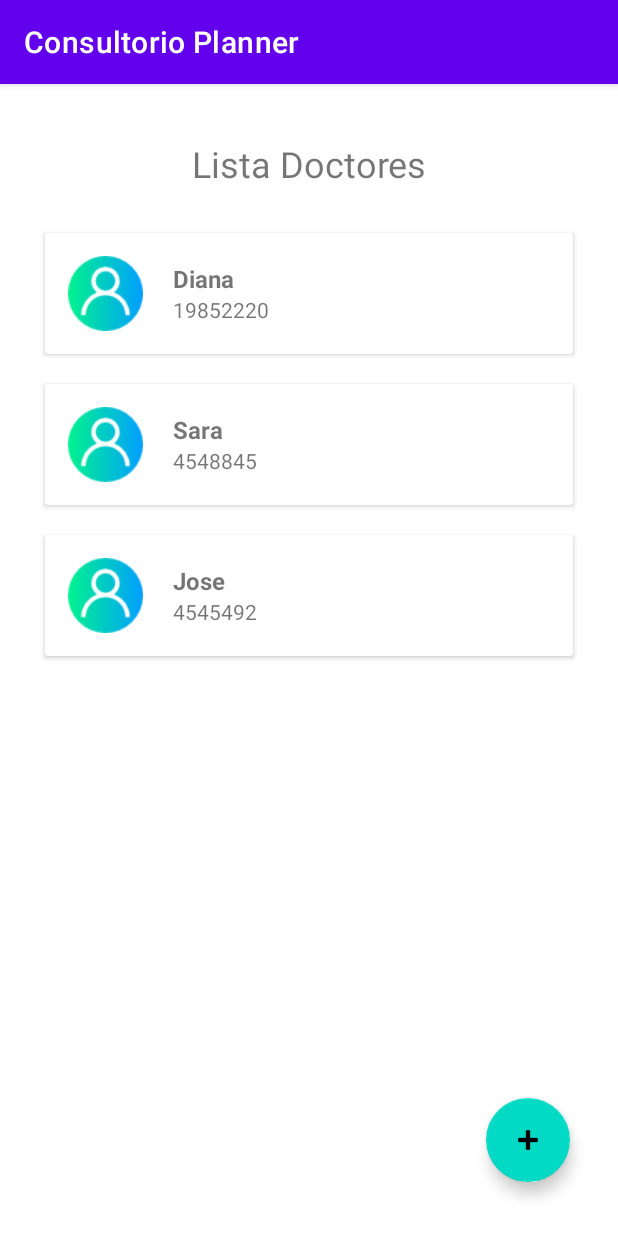
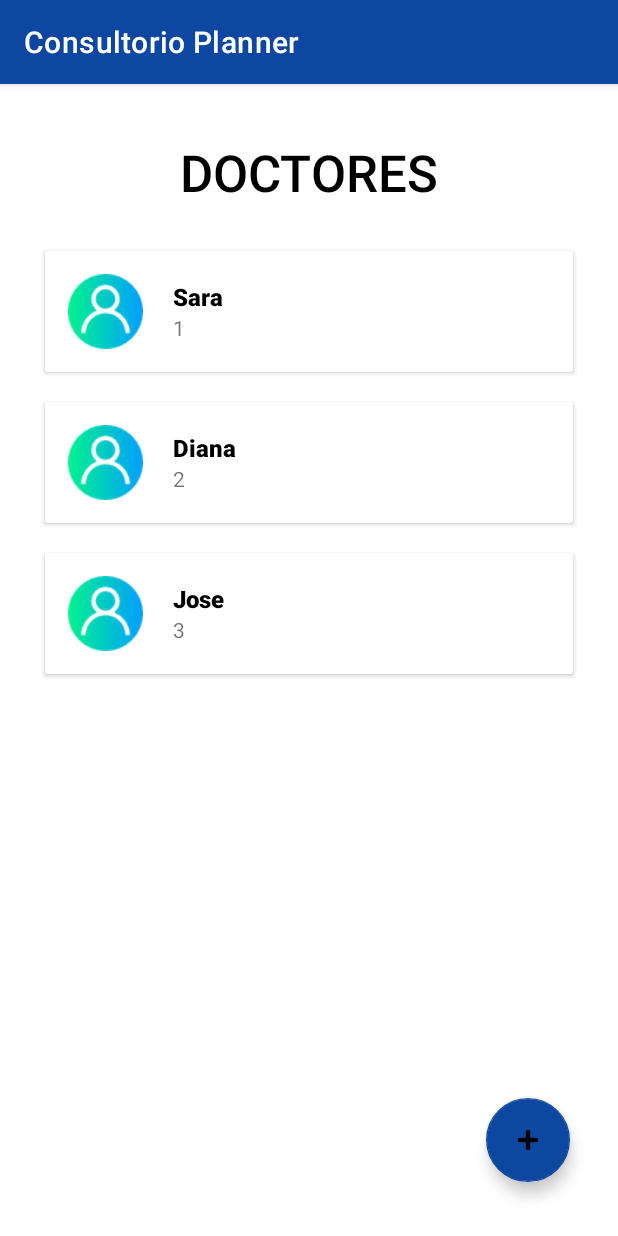
Before and after one commit to dianaplascencia0412/ConsultorioPlanner, an Android app: the screen it shows after launch (MainActivity), on a phone screen of 412 x 824 dp. Run offline under Robolectric (Android 15) with nearby library versions, the light colour scheme and no system bars.

Commit message:
Estoy haciendo comit

```diff
--- a/app/src/main/java/mx/edu/tecmm/consultorioplanner/AdaptadorPersona.kt
+++ b/app/src/main/java/mx/edu/tecmm/consultorioplanner/AdaptadorPersona.kt
@@ -1,14 +1,16 @@
 package mx.edu.tecmm.consultorioplanner
 
 import android.content.Context
+import android.graphics.Color
 import android.view.LayoutInflater
 import android.view.View
 import android.view.ViewGroup
 import android.widget.TextView
 import androidx.recyclerview.widget.RecyclerView
 
-class AdaptadorPersona(context: Context, private  var datos: List<Persona>):
-    RecyclerView.Adapter<AdaptadorPersona.ViewHolderPersona> () {
+class AdaptadorPersona(private val datos:ArrayList<Persona>)
+: RecyclerView.Adapter<AdaptadorPersona. ViewHolderPersona>() {
+    var onItemClick: ((Persona) -> Unit)? = null
     class ViewHolderPersona(item: View):
         RecyclerView.ViewHolder(item){
         var txtNombre : TextView = item.findViewById(R.id.txtNombre)
@@ -23,8 +25,19 @@ class AdaptadorPersona(context: Context, private  var datos: List<Persona>):
 
     override fun onBindViewHolder(holder: ViewHolderPersona, position: Int) {
         val persona = datos [position]
-        holder.txtNombre.text =  persona.nombre
-        holder.txtId.text = persona.id
+        holder.txtNombre.text =  persona.Nombre
+        holder.txtId.text = persona.Id
+
+        holder.itemView.setOnClickListener {
+            onItemClick?.invoke(persona)
+            val selectedPosition=0
+
+            if(selectedPosition == position)
+                holder.itemView.setBackgroundColor(Color.GRAY);
+
+        }
+
+
 
        /* holder.itemView.setOnClickListener(new View.OnClickListener {
            @Override
--- a/app/src/main/java/mx/edu/tecmm/consultorioplanner/MainActivity.kt
+++ b/app/src/main/java/mx/edu/tecmm/consultorioplanner/MainActivity.kt
@@ -4,32 +4,51 @@ import android.content.Intent
 import androidx.appcompat.app.AppCompatActivity
 import android.os.Bundle
 import android.view.View
+import androidx.recyclerview.widget.LinearLayoutManager
 import androidx.recyclerview.widget.RecyclerView
 import java.util.*
 
+
 class MainActivity : AppCompatActivity() {
-    lateinit var recycler: RecyclerView
+    private lateinit var recycler: RecyclerView
+    private lateinit var datoslist : ArrayList<Persona>
+    private lateinit var adaptadorPersona: AdaptadorPersona
 
     companion object{
-        val personas =  ArrayList<Persona> ()
+      //  val personas =  ArrayList<Persona> ()
     }
     override fun onCreate(savedInstanceState: Bundle?) {
         super.onCreate(savedInstanceState)
         setContentView(R.layout.activity_main)
+        recycler= findViewById(R.id.rv_persona)
+        recycler.setHasFixedSize(true)
+        recycler.layoutManager = LinearLayoutManager(this)
 
-        recycler = findViewById(R.id.rv_persona)
-        personas.add(Persona("Diana" , "19852220"))
-        personas.add(Persona("Sara" , "4548845"))
-        personas.add(Persona("Jose" , "4545492"))
-        val adaptador = AdaptadorPersona(this, personas)
-        recycler.adapter = adaptador
+        datoslist = ArrayList()
+
+        datoslist.add(Persona("Sara", "1"))
+        datoslist.add(Persona("Diana", "2"))
+        datoslist.add(Persona("Jose" ,"3"))
+
+
+        adaptadorPersona= AdaptadorPersona(datoslist)
+        recycler.adapter = adaptadorPersona
+
+
+        adaptadorPersona.onItemClick = {
+            val intent = Intent(this, MostrarCitas::class.java)
+            intent.putExtra("", it)
+            startActivity(intent)
+        }
+
+
     }
 
-    override fun onPostResume() {
+   /* override fun onPostResume() {
         super.onPostResume()
         val adaptador = AdaptadorPersona(this, personas)
         recycler.adapter = adaptador
-    }
+    }*/
 
     fun AgregarDoctor(v: View){
         val intent= Intent(this,AgregarDoctor::class.java)
@@ -37,4 +56,6 @@ class MainActivity : AppCompatActivity() {
     }
 
 
+
+
 }
--- a/app/src/main/java/mx/edu/tecmm/consultorioplanner/Persona.kt
+++ b/app/src/main/java/mx/edu/tecmm/consultorioplanner/Persona.kt
@@ -1,6 +1,33 @@
 package mx.edu.tecmm.consultorioplanner
 
-data class Persona(
-    val nombre: String ,
-    val id:String
-)
+import android.os.Parcel
+import android.os.Parcelable
+
+data class Persona(val Nombre: String, val Id: String): Parcelable {
+    constructor(parcel: Parcel) : this(
+
+        parcel.readString()!! ,
+        parcel.readString()!!
+    ) {
+    }
+
+    override fun writeToParcel(parcel: Parcel, flags: Int) {
+
+        parcel.writeString(Nombre)
+        parcel.writeString(Id)
+    }
+
+    override fun describeContents(): Int {
+        return 0
+    }
+
+    companion object CREATOR : Parcelable.Creator<Persona> {
+        override fun createFromParcel(parcel: Parcel): Persona {
+            return Persona(parcel)
+        }
+
+        override fun newArray(size: Int): Array<Persona?> {
+            return arrayOfNulls(size)
+        }
+    }
+}
--- a/app/src/main/res/layout/activity_agregar_doctor.xml
+++ b/app/src/main/res/layout/activity_agregar_doctor.xml
@@ -13,7 +13,8 @@
         android:layout_marginTop="72dp"
         android:fontFamily="sans-serif-black"
         android:text="AGREGAR DOCTOR"
-        android:textSize="24sp"
+        android:textColor="@color/black"
+        android:textSize="34sp"
         app:layout_constraintEnd_toEndOf="parent"
         app:layout_constraintStart_toStartOf="parent"
         app:layout_constraintTop_toTopOf="parent" />
--- a/app/src/main/res/layout/activity_main.xml
+++ b/app/src/main/res/layout/activity_main.xml
@@ -10,8 +10,10 @@
         android:id="@+id/textView"
         android:layout_width="wrap_content"
         android:layout_height="wrap_content"
-        android:text="Lista Doctores"
-        android:textSize="24sp"
+        android:fontFamily="sans-serif-medium"
+        android:text="DOCTORES"
+        android:textColor="@color/black"
+        android:textSize="34sp"
         app:layout_constraintBottom_toBottomOf="parent"
         app:layout_constraintLeft_toLeftOf="parent"
         app:layout_constraintRight_toRightOf="parent"
@@ -45,6 +47,7 @@
         android:layout_marginBottom="36dp"
         android:clickable="true"
         android:onClick="AgregarDoctor"
+        app:backgroundTint="@color/primaryColor"
         app:layout_constraintBottom_toBottomOf="parent"
         app:layout_constraintEnd_toEndOf="parent"
         app:srcCompat="@android:drawable/ic_input_add" />
--- a/app/src/main/res/layout/view_item.xml
+++ b/app/src/main/res/layout/view_item.xml
@@ -41,7 +41,9 @@
                     android:id="@+id/txtNombre"
                     android:layout_width="match_parent"
                     android:layout_height="wrap_content"
+                    android:fontFamily="sans-serif-medium"
                     android:text="@string/NombreDoctor"
+                    android:textColor="@color/black"
                     android:textSize="16sp"
                     android:textStyle="bold" />
 
--- a/app/src/main/res/values/colors.xml
+++ b/app/src/main/res/values/colors.xml
@@ -1,8 +1,8 @@
 <?xml version="1.0" encoding="utf-8"?>
 <resources>
     <color name="purple_200">#FFBB86FC</color>
-    <color name="purple_500">#FF6200EE</color>
-    <color name="purple_700">#FF3700B3</color>
+    <color name="purple_500">#1F40F3</color>
+    <color name="purple_700">#E3E0EA</color>
     <color name="teal_200">#FF03DAC5</color>
     <color name="teal_700">#FF018786</color>
     <color name="black">#FF000000</color>
--- /dev/null
+++ b/app/src/main/res/values/colors1.xml
@@ -0,0 +1,11 @@
+<?xml version="1.0" encoding="UTF-8"?>
+<resources>
+  <color name="primaryColor">#0d47a1</color>
+  <color name="primaryLightColor">#5472d3</color>
+  <color name="primaryDarkColor">#002171</color>
+  <color name="secondaryColor">#0091ea</color>
+  <color name="secondaryLightColor">#64c1ff</color>
+  <color name="secondaryDarkColor">#0064b7</color>
+  <color name="primaryTextColor">#ffffff</color>
+  <color name="secondaryTextColor">#000000</color>
+</resources>
--- a/app/src/main/res/values/themes.xml
+++ b/app/src/main/res/values/themes.xml
@@ -2,12 +2,12 @@
     <!-- Base application theme. -->
     <style name="Theme.ConsultorioPlanner" parent="Theme.MaterialComponents.DayNight.DarkActionBar">
         <!-- Primary brand color. -->
-        <item name="colorPrimary">@color/purple_500</item>
-        <item name="colorPrimaryVariant">@color/purple_700</item>
+        <item name="colorPrimary">@color/primaryColor</item>
+        <item name="colorPrimaryVariant">@color/primaryLightColor</item>
         <item name="colorOnPrimary">@color/white</item>
         <!-- Secondary brand color. -->
-        <item name="colorSecondary">@color/teal_200</item>
-        <item name="colorSecondaryVariant">@color/teal_700</item>
+        <item name="colorSecondary">@color/secondaryColor</item>
+        <item name="colorSecondaryVariant">@color/secondaryLightColor</item>
         <item name="colorOnSecondary">@color/black</item>
         <!-- Status bar color. -->
         <item name="android:statusBarColor" tools:targetApi="l">?attr/colorPrimaryVariant</item>
```
Also changed, not shown: app/src/main/AndroidManifest.xml (+14 -1 lines), app/src/main/java/mx/edu/tecmm/consultorioplanner/MostrarCitas.kt (added, +11 -0 lines), app/src/main/res/layout/activity_mostrar_citas.xml (added, +21 -0 lines).
